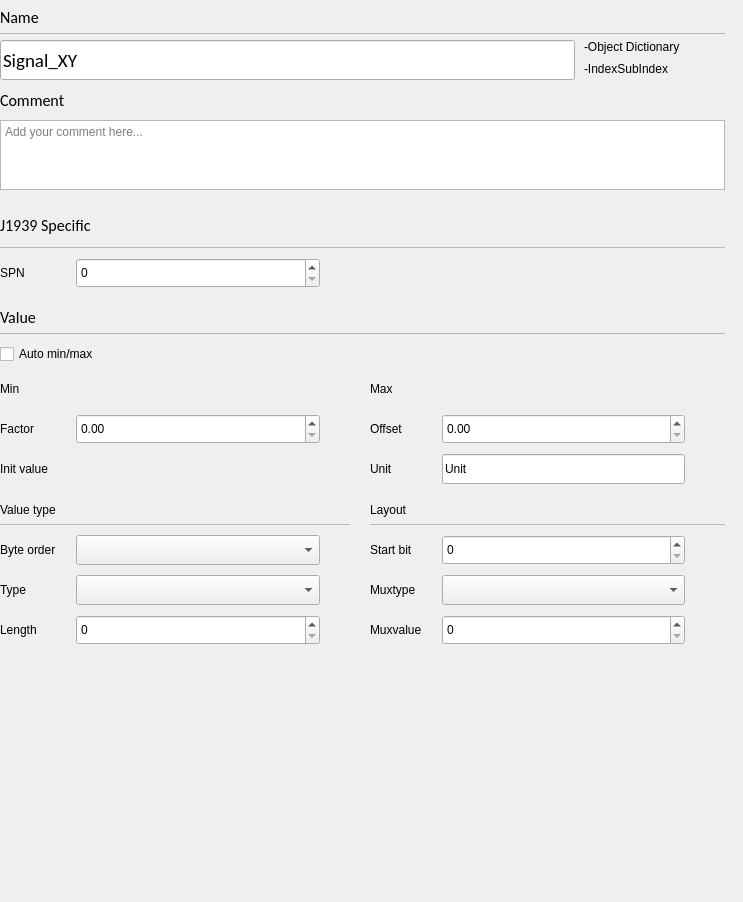
Qt form libraries/opensyde_gui/src/system_definition/bus_edit/C_SdBueSignalPropertiesWidget.ui (tylerwagler/openSYDE) before a commit.
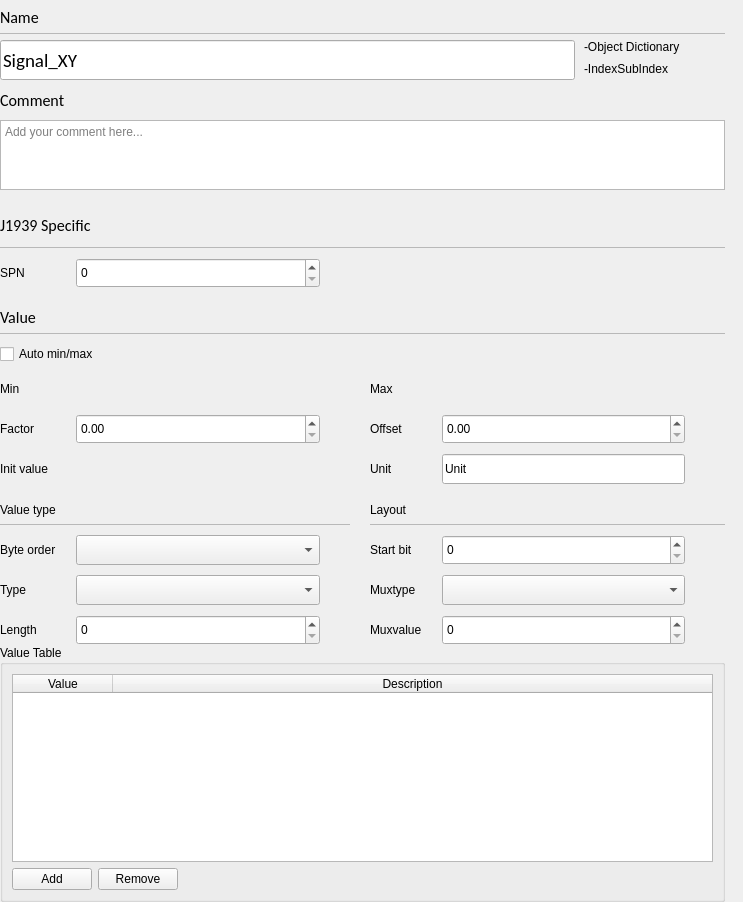
The same form after that commit. Custom widgets are drawn as their Qt base class.

Commit message:
gui: edit value tables in signal properties dialog
Add a Value Table group below the existing form: a two-column
QTableWidget (Value / Description) plus Add and Remove buttons.
Edits funnel through the standard m_HandleAnyChange pipeline so
they persist via the message sync manager like every other signal
field. Add picks max(existing key) + 1 to avoid map-key collisions
on freshly-inserted rows.

```diff
--- a/libraries/opensyde_gui/src/system_definition/bus_edit/C_SdBueSignalPropertiesWidget.ui
+++ b/libraries/opensyde_gui/src/system_definition/bus_edit/C_SdBueSignalPropertiesWidget.ui
@@ -1258,6 +1258,72 @@
          </item>
         </layout>
        </item>
+       <item>
+        <widget class="QGroupBox" name="pc_GroupBoxValueTable">
+         <property name="title">
+          <string>Value Table</string>
+         </property>
+         <layout class="QVBoxLayout" name="verticalLayout_ValueTable">
+          <item>
+           <widget class="QTableWidget" name="pc_TableValueDescriptions">
+            <property name="minimumSize">
+             <size>
+              <width>0</width>
+              <height>140</height>
+             </size>
+            </property>
+            <property name="selectionBehavior">
+             <enum>QAbstractItemView::SelectRows</enum>
+            </property>
+            <attribute name="horizontalHeaderStretchLastSection">
+             <bool>true</bool>
+            </attribute>
+            <column>
+             <property name="text">
+              <string>Value</string>
+             </property>
+            </column>
+            <column>
+             <property name="text">
+              <string>Description</string>
+             </property>
+            </column>
+           </widget>
+          </item>
+          <item>
+           <layout class="QHBoxLayout" name="horizontalLayout_ValueTableButtons">
+            <item>
+             <widget class="QPushButton" name="pc_PbValueDescriptionAdd">
+              <property name="text">
+               <string>Add</string>
+              </property>
+             </widget>
+            </item>
+            <item>
+             <widget class="QPushButton" name="pc_PbValueDescriptionRemove">
+              <property name="text">
+               <string>Remove</string>
+              </property>
+             </widget>
+            </item>
+            <item>
+             <spacer name="horizontalSpacer_ValueTable">
+              <property name="orientation">
+               <enum>Qt::Horizontal</enum>
+              </property>
+              <property name="sizeHint" stdset="0">
+               <size>
+                <width>40</width>
+                <height>20</height>
+               </size>
+              </property>
+             </spacer>
+            </item>
+           </layout>
+          </item>
+         </layout>
+        </widget>
+       </item>
        <item>
         <spacer name="verticalSpacer_2">
          <property name="orientation">
```
The commit also changes 2 other files.
